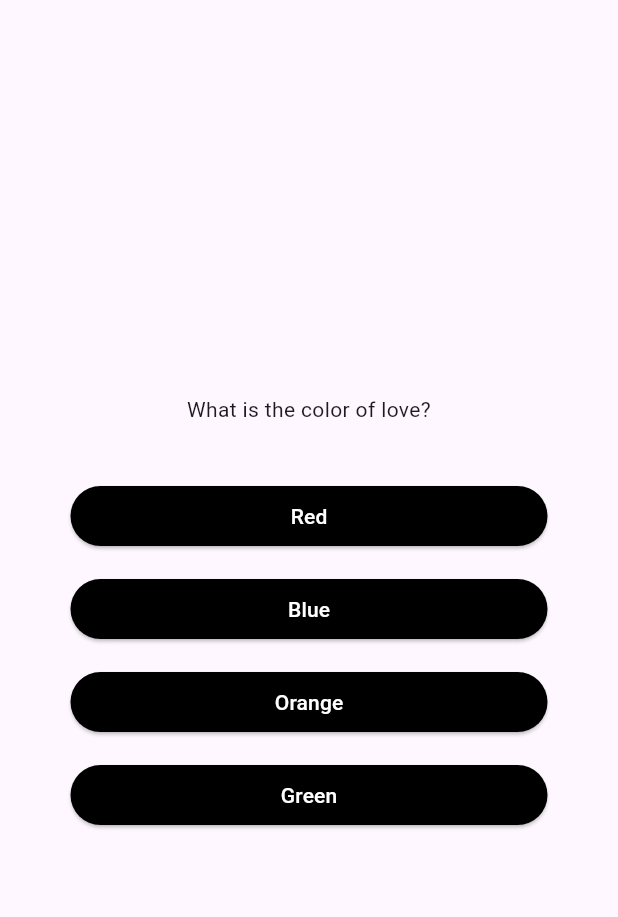
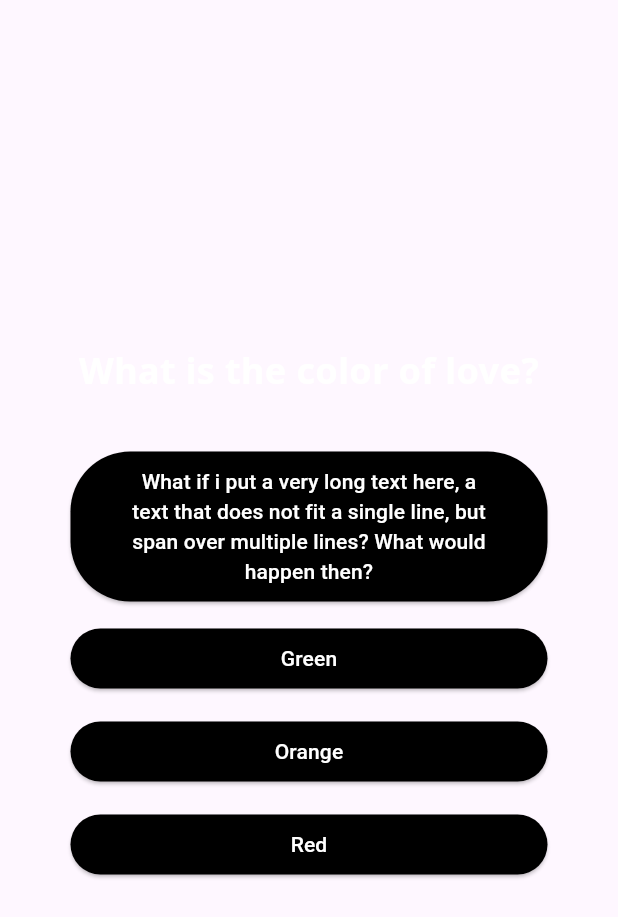
Before and after one commit to nevepura/quiz_app, a Flutter app: the QuestionsScreen widget shown alone on an empty page, opened directly, on a phone screen of 412 x 824 dp. Shown: the top 917 px of the screen. Run offline on Flutter 3.47's test engine with Material 3 defaults, Android fonts, the phone set to English and light mode, and no system bars; our stand-ins replace google_fonts.

Commit message:
Added google fonts

```diff
--- a/lib/answer_button.dart
+++ b/lib/answer_button.dart
@@ -19,11 +19,15 @@ class AnswerButton extends StatelessWidget {
           style: ElevatedButton.styleFrom(
             foregroundColor: Colors.white,
             backgroundColor: Colors.black,
-            shape:
-                RoundedRectangleBorder(borderRadius: BorderRadius.circular(40)),
+            shape: RoundedRectangleBorder(
+              borderRadius: BorderRadius.circular(40),
+            ),
             padding: const EdgeInsets.symmetric(horizontal: 40, vertical: 10),
           ),
-          child: Text(answerText),
+          child: Text(
+            answerText,
+            textAlign: TextAlign.center,
+          ),
         ));
   }
 }
--- a/lib/data/questions.dart
+++ b/lib/data/questions.dart
@@ -3,7 +3,7 @@ import 'package:adv_basics/models/quiz_question.dart';
 const questions = [
   QuizQuestion('What is the color of love?', [
     'Red',
-    'Blue',
+    'What if i put a very long text here, a text that does not fit a single line, but span over multiple lines? What would happen then?',
     'Orange',
     'Green',
   ]),
@@ -13,4 +13,16 @@ const questions = [
     'Zebra',
     'Elephant',
   ]),
+  QuizQuestion('Biggest planet of solar system?', [
+    'Jupiter',
+    'Uranus',
+    'Saturn',
+    'Neptune',
+  ]),
+  QuizQuestion('Something that is not red?', [
+    'Salt',
+    'Rust',
+    'Blood',
+    'Heart',
+  ]),
 ];
--- a/lib/models/quiz_question.dart
+++ b/lib/models/quiz_question.dart
@@ -3,4 +3,10 @@ class QuizQuestion {
 
   final String text;
   final List<String> answers;
+
+  List<String> getShuffledAnswers() {
+    final res = List.of(answers);
+    res.shuffle();
+    return res;
+  }
 }
--- a/lib/questions_screen.dart
+++ b/lib/questions_screen.dart
@@ -2,6 +2,7 @@ import 'package:flutter/cupertino.dart';
 import 'package:flutter/material.dart';
 import 'package:adv_basics/answer_button.dart';
 import 'package:adv_basics/data/questions.dart';
+import 'package:google_fonts/google_fonts.dart';
 
 class QuestionsScreen extends StatefulWidget {
   const QuestionsScreen({super.key});
@@ -13,9 +14,17 @@ class QuestionsScreen extends StatefulWidget {
 }
 
 class _QuestionsScreenState extends State<QuestionsScreen> {
+  var curQuestionIndex = 0;
+
+  void answerQuestion() {
+    setState(() {
+      curQuestionIndex += 1;
+    });
+  }
+
   @override
   Widget build(BuildContext context) {
-    var curQuestion = questions[0];
+    var curQuestion = questions[curQuestionIndex];
 
     return SizedBox(
       width: double.infinity,
@@ -30,12 +39,19 @@ class _QuestionsScreenState extends State<QuestionsScreen> {
           children: [
             Text(
               curQuestion.text,
+              style: GoogleFonts.notoSans(
+                  color: Colors.white,
+                  fontSize: 24,
+                  fontWeight: FontWeight.bold),
               textAlign: TextAlign.center,
             ),
 
             const SizedBox(height: 30),
-            ...curQuestion.answers.map((answer) {
-              return AnswerButton(answerText: answer, onTap: () {});
+            ...curQuestion.getShuffledAnswers().map((answer) {
+              return AnswerButton(
+                answerText: answer,
+                onTap: answerQuestion,
+              );
             }),
             // An alternative way:
             /*
--- a/pubspec.yaml
+++ b/pubspec.yaml
@@ -35,6 +35,7 @@ dependencies:
   # The following adds the Cupertino Icons font to your application.
   # Use with the CupertinoIcons class for iOS style icons.
   cupertino_icons: ^1.0.2
+  google_fonts: 6.1.0
 
 dev_dependencies:
   flutter_test:
```
Also changed, not shown: pubspec.lock, 1 other file.
